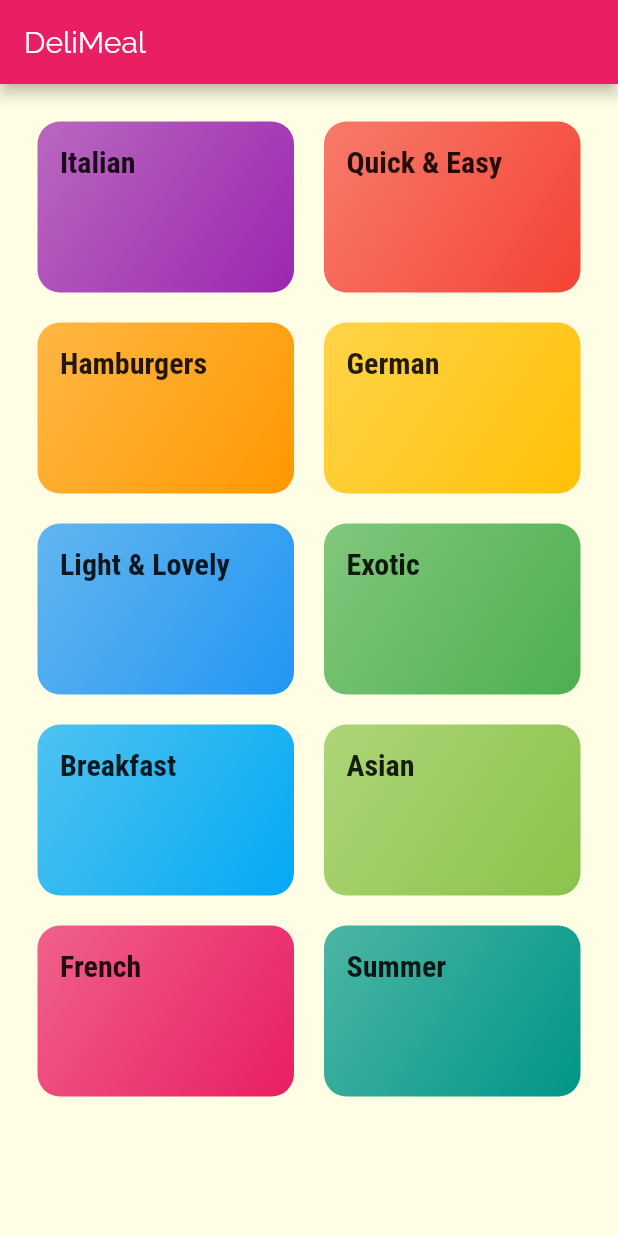
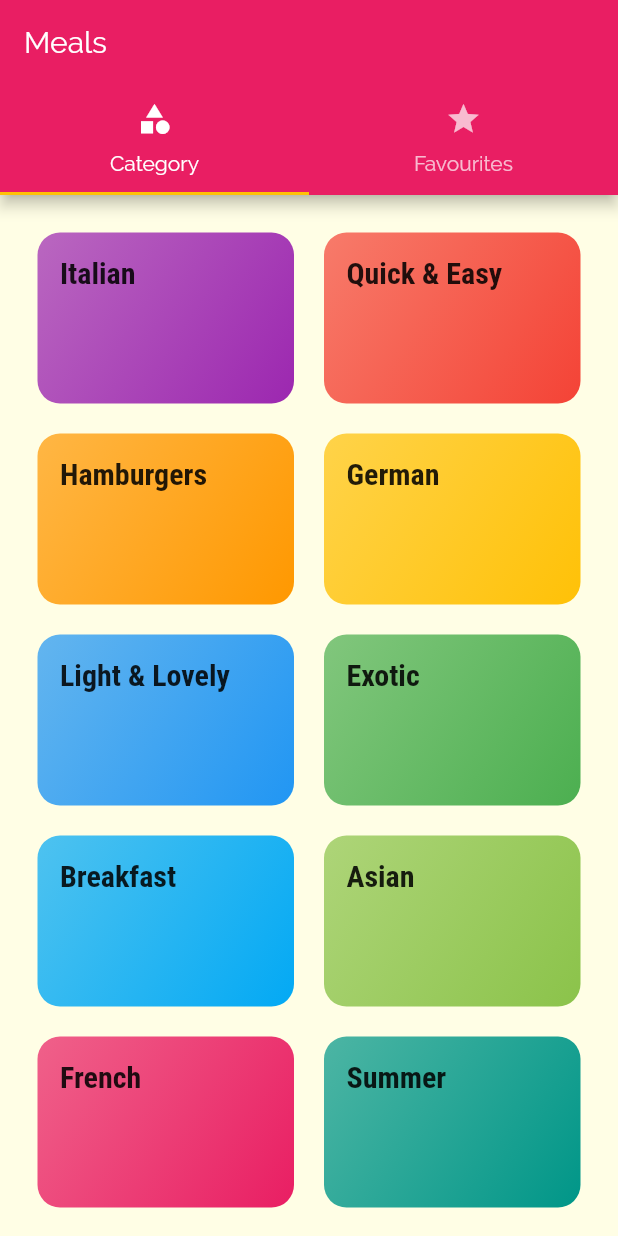
Before and after one commit to Mohamed-Issa/deli_meal, a Flutter app: the screen it shows after launch, on a phone screen of 412 x 824 dp. Run offline on Flutter 3.47's test engine with Material 2 defaults, Android fonts, the phone set to English and light mode, and no system bars.

Commit message:
adding a tabBar to the Appbar

```diff
--- a/lib/main.dart
+++ b/lib/main.dart
@@ -1,7 +1,11 @@
+import 'package:flutter/material.dart';
+
+
 import './screens/category_meals_screen.dart';
 import './screens/meal_detail_screen.dart';
-import 'package:flutter/material.dart';
 import 'screens/categories_screen.dart';
+import './screens/tabs_screen.dart';
+
 
 void main() => runApp(MyApp());
 
@@ -28,7 +32,7 @@ class MyApp extends StatelessWidget {
 //      home: CategoriesScreen(),
       initialRoute: '/',
       routes: {
-        '/': (ctx) => CategoriesScreen(),
+        '/': (ctx) => TabsScreen(),
         CategoryMealsScreen.routeName: (ctx) => CategoryMealsScreen(),
         MealDetailScreen.routeName: (ctx) => MealDetailScreen(),
       },
--- a/lib/screens/categories_screen.dart
+++ b/lib/screens/categories_screen.dart
@@ -6,11 +6,7 @@ import '../widgets/category_item.dart';
 class CategoriesScreen extends StatelessWidget {
   @override
   Widget build(BuildContext context) {
-    return Scaffold(
-      appBar: AppBar(
-        title: const Text('DeliMeal'),
-      ),
-      body: GridView(
+    return  GridView(
         padding: EdgeInsets.all(25),
         children: DUMMY_CATEGORIES
             .map((catData) =>
@@ -21,7 +17,6 @@ class CategoriesScreen extends StatelessWidget {
             childAspectRatio: 3 / 2,
             crossAxisSpacing: 20,
             mainAxisSpacing: 20),
-      ),
-    );
+      );
   }
 }
--- /dev/null
+++ b/lib/screens/favourite_screen.dart
@@ -0,0 +1,11 @@
+import 'package:flutter/material.dart';
+
+
+class FavouriteScreen extends StatelessWidget {
+  @override
+  Widget build(BuildContext context) {
+    return Center(
+      child: Text('Favourite'),
+    );
+  }
+}
--- /dev/null
+++ b/lib/screens/tabs_screen.dart
@@ -0,0 +1,42 @@
+import 'package:flutter/material.dart';
+
+import 'categories_screen.dart';
+import 'favourite_screen.dart';
+
+class TabsScreen extends StatefulWidget {
+  @override
+  _TabsScreenState createState() => _TabsScreenState();
+}
+
+class _TabsScreenState extends State<TabsScreen> {
+  @override
+  Widget build(BuildContext context) {
+    return DefaultTabController(
+      length: 2,
+      initialIndex: 0,
+      child: Scaffold(
+        appBar: AppBar(
+          title: Text('Meals'),
+          bottom: TabBar(
+            tabs: <Widget>[
+              Tab(
+                icon: Icon(Icons.category),
+                text: 'Category',
+              ),
+              Tab(
+                icon: Icon(Icons.star),
+                text: 'Favourites',
+              ),
+            ],
+          ),
+        ),
+        body: TabBarView(
+          children: <Widget>[
+            CategoriesScreen(),
+            FavouriteScreen(),
+          ],
+        ),
+      ),
+    );
+  }
+}
```
